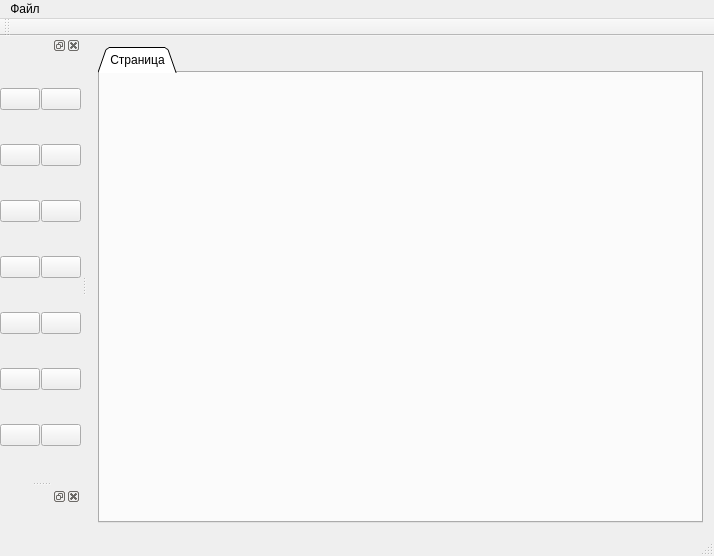
Qt form src/ui/magiccomposer.ui (ChivaTateo/Magic_Music_Composer) before a commit.
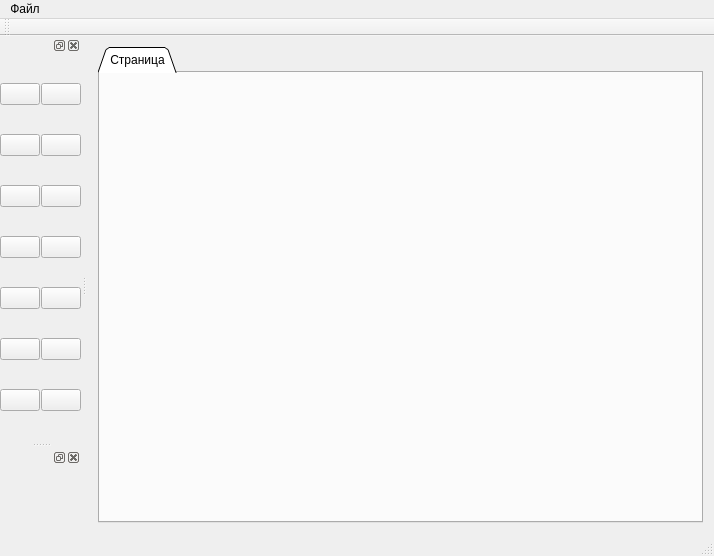
The same form after that commit. Icons and pictures are not drawn. Custom widgets are drawn as their Qt base class.

```diff
--- a/src/ui/magiccomposer.ui
+++ b/src/ui/magiccomposer.ui
@@ -212,6 +212,9 @@
        <property name="focusPolicy">
         <enum>Qt::NoFocus</enum>
        </property>
+       <property name="styleSheet">
+        <string notr="true"/>
+       </property>
        <property name="text">
         <string/>
        </property>
@@ -325,8 +328,8 @@
   <widget class="QDockWidget" name="options">
    <property name="minimumSize">
     <size>
-     <width>0</width>
-     <height>0</height>
+     <width>80</width>
+     <height>38</height>
     </size>
    </property>
    <property name="maximumSize">
```
